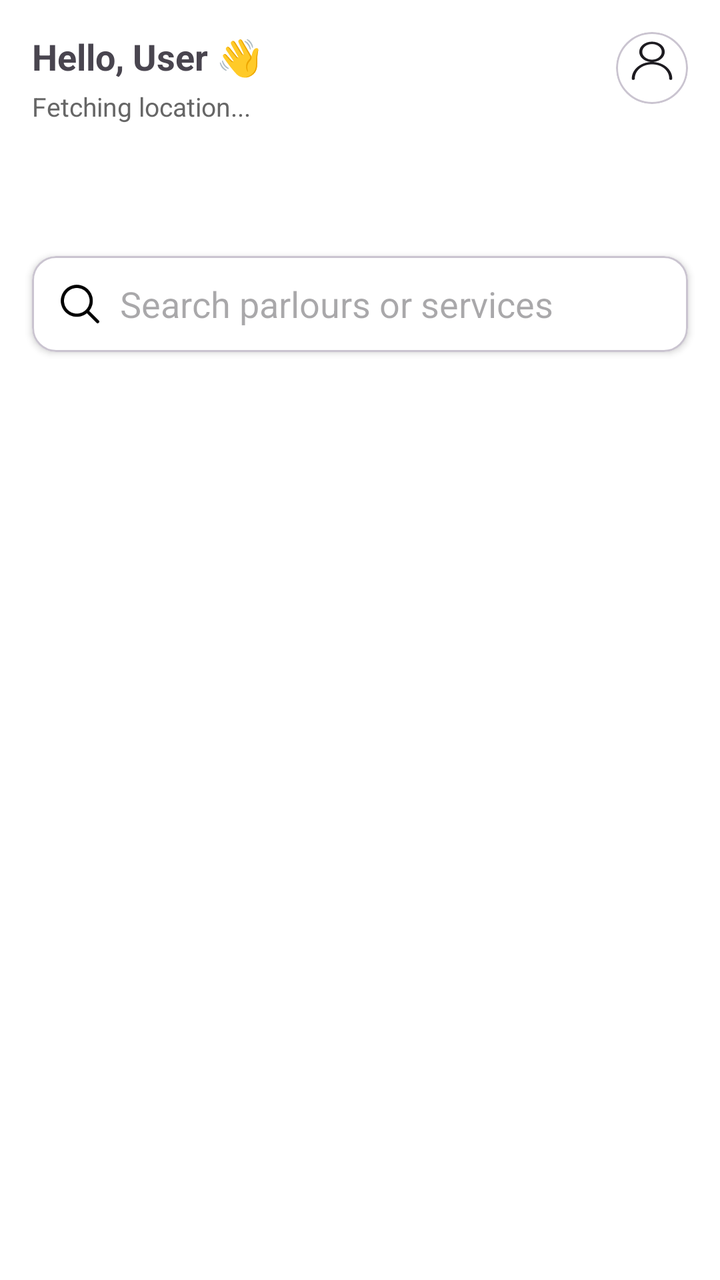
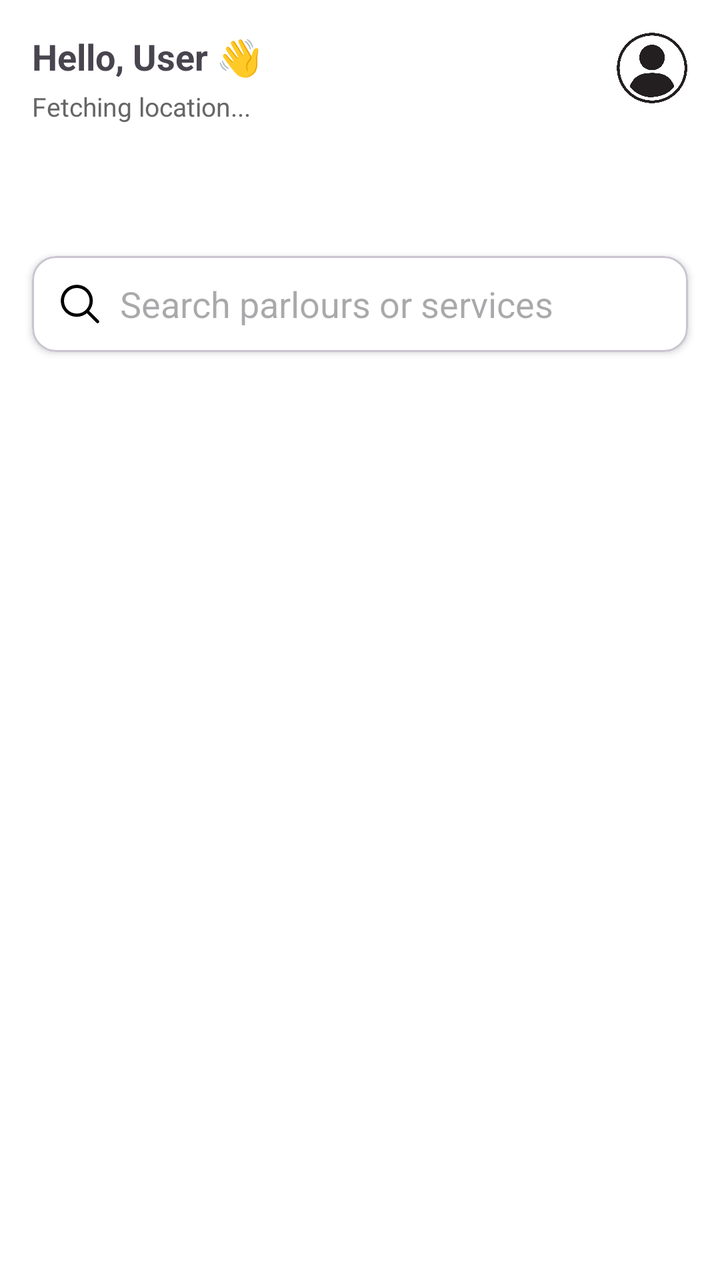

Two renders of the same Android screen: before a commit and after it. Below are the layout's source before the change and the commit's diff.
<!-- AndroidManifest.xml: application theme Theme.TheKaincheeUser -->
<!-- res/layout/fragment_home.xml -->
<?xml version="1.0" encoding="utf-8"?>
<androidx.coordinatorlayout.widget.CoordinatorLayout
    xmlns:android="http://schemas.android.com/apk/res/android"
    xmlns:app="http://schemas.android.com/apk/res-auto"
    xmlns:tools="http://schemas.android.com/tools"
    android:id="@+id/main"
    android:layout_width="match_parent"
    android:layout_height="match_parent"
    tools:context=".presentation.dashboard.home.fragment.HomeFragment">


    <com.google.android.material.appbar.AppBarLayout
        android:layout_width="match_parent"
        android:layout_height="wrap_content"
        android:background="@color/white">

        <com.google.android.material.appbar.CollapsingToolbarLayout
            android:layout_width="match_parent"
            android:layout_height="120dp"
            app:titleEnabled="false"
            app:contentScrim="@color/white"
            app:layout_scrollFlags="scroll|exitUntilCollapsed">

            <RelativeLayout
                android:layout_width="match_parent"
                android:layout_height="wrap_content"
                android:padding="16dp"
                app:layout_collapseMode="pin">

                <TextView
                    android:id="@+id/tvGreeting"
                    android:layout_width="wrap_content"
                    android:layout_height="wrap_content"
                    android:text="Hello, User 👋"
                    android:textSize="18sp"
                    android:textStyle="bold"/>

                <TextView
                    android:id="@+id/tvLocation"
                    android:layout_width="wrap_content"
                    android:layout_height="wrap_content"
                    android:text="Fetching location..."
                    android:textSize="13sp"
                    android:textColor="#666666"
                    android:layout_below="@id/tvGreeting"
                    android:layout_marginTop="4dp"
                    android:maxLines="1"
                    android:ellipsize="end"/>

                <com.google.android.material.card.MaterialCardView
                    android:layout_width="36dp"
                    android:layout_height="36dp"
                    android:layout_alignParentEnd="true"
                    android:backgroundTint="@color/white"
                    app:cardCornerRadius="18dp">

                    <ImageView
                        android:id="@+id/imgProfile"
                        android:layout_width="match_parent"
                        android:layout_height="match_parent"
                        android:scaleType="centerCrop"
                        android:src="@drawable/ic_profile"/>
                </com.google.android.material.card.MaterialCardView>

            </RelativeLayout>

        </com.google.android.material.appbar.CollapsingToolbarLayout>

        
        <com.google.android.material.card.MaterialCardView
            android:layout_width="match_parent"
            android:layout_height="48dp"
            android:layout_marginHorizontal="16dp"
            android:layout_marginTop="8dp"
            android:backgroundTint="@color/white"
            app:cardElevation="2dp"
            app:cardCornerRadius="12dp">

            <EditText
                android:id="@+id/etSearch"
                android:layout_width="match_parent"
                android:layout_height="match_parent"
                android:hint="Search parlours or services"
                android:drawableStart="@drawable/ic_search"
                android:background="@null"
                android:drawablePadding="8dp"
                android:paddingHorizontal="12dp"
                android:focusable="false"
                android:cursorVisible="false"
                android:clickable="true"/>
        </com.google.android.material.card.MaterialCardView>

        
        <com.google.android.material.tabs.TabLayout
            android:id="@+id/tabLayout"
            android:layout_width="match_parent"
            android:layout_height="wrap_content"
            android:layout_marginTop="4dp"
            android:backgroundTint="@color/white"
            app:tabIndicatorColor="@color/black"
            app:tabIndicatorHeight="3dp"
            app:tabTextColor="#808080"
            app:tabSelectedTextColor="@color/black"
            app:tabRippleColor="@android:color/transparent"
            app:tabIndicatorFullWidth="false"/>

    </com.google.android.material.appbar.AppBarLayout>


    <androidx.viewpager2.widget.ViewPager2
        android:id="@+id/viewPager"
        android:layout_width="match_parent"
        android:layout_height="match_parent"
        android:background="@color/white"
        app:layout_behavior="@string/appbar_scrolling_view_behavior"/>



</androidx.coordinatorlayout.widget.CoordinatorLayout>
<!-- resources referenced by this layout -->
<resources>
  <color name="black">#FF000000</color>
  <color name="white">#FFFFFFFF</color>
  <!-- drawable ic_profile (drawable) -->
  <vector xmlns:android="http://schemas.android.com/apk/res/android"
      android:width="24dp"
      android:height="24dp"
      android:viewportWidth="96"
      android:viewportHeight="120">
  
      <path android:fillColor="?attr/colorOnSurface"
          android:pathData="M49.5,50C58.2,49.2 65,41.9 65,33.1c0,-9.4 -7.6,-17 -17,-17s-17,7.6 -17,17C31,42 37.8,49.2 46.5,50C32.1,50.8 21,62.8 21,77.9c0,1.1 0.9,2 2,2s2,-0.9 2,-2c0,-13.7 9.9,-24 23,-24s23,10.3 23,24c0,1.1 0.9,2 2,2s2,-0.9 2,-2C75,62.8 63.9,50.8 49.5,50zM35,33.1c0,-7.2 5.8,-13 13,-13s13,5.8 13,13s-5.8,13 -13,13S35,40.2 35,33.1z"/>
  
  </vector>
  <!-- drawable ic_search (drawable) -->
  <vector xmlns:android="http://schemas.android.com/apk/res/android" android:height="24dp" android:viewportHeight="30" android:viewportWidth="30" android:width="24dp">
        
      <path android:fillColor="#FF000000" android:pathData="M13,3C7.489,3 3,7.489 3,13C3,18.511 7.489,23 13,23C15.397,23 17.597,22.149 19.322,20.736L25.293,26.707A1,1 0,1 0,26.707 25.293L20.736,19.322C22.149,17.597 23,15.397 23,13C23,7.489 18.511,3 13,3zM13,5C17.43,5 21,8.57 21,13C21,17.43 17.43,21 13,21C8.57,21 5,17.43 5,13C5,8.57 8.57,5 13,5z"/>
      
  </vector>
  <style name="Theme.TheKaincheeUser" parent="Base.Theme.TheKaincheeUser" />
  <style name="Base.Theme.TheKaincheeUser" parent="Theme.Material3.DayNight.NoActionBar">
          
          
          <item name="colorPrimary">@color/primaryColor</item>
      </style>
  <color name="primaryColor">#00695C</color>
</resources>

<!-- the commit's change to res/layout/fragment_home.xml (unified diff, before → after) -->
@@ -39,19 +39,20 @@
                     android:id="@+id/tvLocation"
                     android:layout_width="wrap_content"
                     android:layout_height="wrap_content"
-                    android:text="Fetching location..."
-                    android:textSize="13sp"
-                    android:textColor="#666666"
                     android:layout_below="@id/tvGreeting"
                     android:layout_marginTop="4dp"
+                    android:ellipsize="end"
                     android:maxLines="1"
-                    android:ellipsize="end"/>
+                    android:text="Fetching location..."
+                    android:textColor="#666666"
+                    android:textSize="13sp" />
 
                 <com.google.android.material.card.MaterialCardView
                     android:layout_width="36dp"
                     android:layout_height="36dp"
                     android:layout_alignParentEnd="true"
                     android:backgroundTint="@color/white"
+                    app:strokeWidth="0dp"
                     app:cardCornerRadius="18dp">
 
                     <ImageView
@@ -59,7 +60,7 @@
                         android:layout_width="match_parent"
                         android:layout_height="match_parent"
                         android:scaleType="centerCrop"
-                        android:src="@drawable/ic_profile"/>
+                        android:src="@drawable/user_icon"/>
                 </com.google.android.material.card.MaterialCardView>
 
             </RelativeLayout>
<!-- resource entries referenced after the edit -->
@@ -2,23 +2,13 @@
 <resources>
   <color name="black">#FF000000</color>
   <color name="white">#FFFFFFFF</color>
-  <!-- drawable ic_profile (drawable) -->
-  <vector xmlns:android="http://schemas.android.com/apk/res/android"
-      android:width="24dp"
-      android:height="24dp"
-      android:viewportWidth="96"
-      android:viewportHeight="120">
-  
-      <path android:fillColor="?attr/colorOnSurface"
-          android:pathData="M49.5,50C58.2,49.2 65,41.9 65,33.1c0,-9.4 -7.6,-17 -17,-17s-17,7.6 -17,17C31,42 37.8,49.2 46.5,50C32.1,50.8 21,62.8 21,77.9c0,1.1 0.9,2 2,2s2,-0.9 2,-2c0,-13.7 9.9,-24 23,-24s23,10.3 23,24c0,1.1 0.9,2 2,2s2,-0.9 2,-2C75,62.8 63.9,50.8 49.5,50zM35,33.1c0,-7.2 5.8,-13 13,-13s13,5.8 13,13s-5.8,13 -13,13S35,40.2 35,33.1z"/>
-  
-  </vector>
   <!-- drawable ic_search (drawable) -->
   <vector xmlns:android="http://schemas.android.com/apk/res/android" android:height="24dp" android:viewportHeight="30" android:viewportWidth="30" android:width="24dp">
         
       <path android:fillColor="#FF000000" android:pathData="M13,3C7.489,3 3,7.489 3,13C3,18.511 7.489,23 13,23C15.397,23 17.597,22.149 19.322,20.736L25.293,26.707A1,1 0,1 0,26.707 25.293L20.736,19.322C22.149,17.597 23,15.397 23,13C23,7.489 18.511,3 13,3zM13,5C17.43,5 21,8.57 21,13C21,17.43 17.43,21 13,21C8.57,21 5,17.43 5,13C5,8.57 8.57,5 13,5z"/>
       
   </vector>
+  <!-- drawable user_icon: webp bitmap (drawable, 41204 bytes) -->
   <style name="Theme.TheKaincheeUser" parent="Base.Theme.TheKaincheeUser" />
   <style name="Base.Theme.TheKaincheeUser" parent="Theme.Material3.DayNight.NoActionBar">
           
